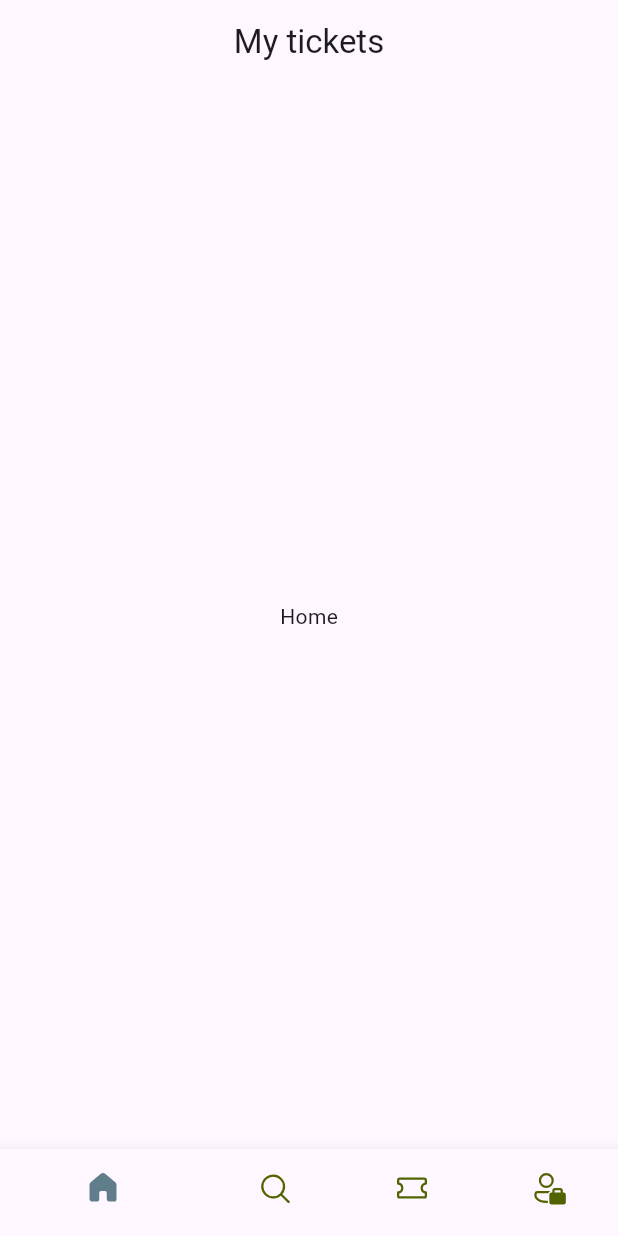
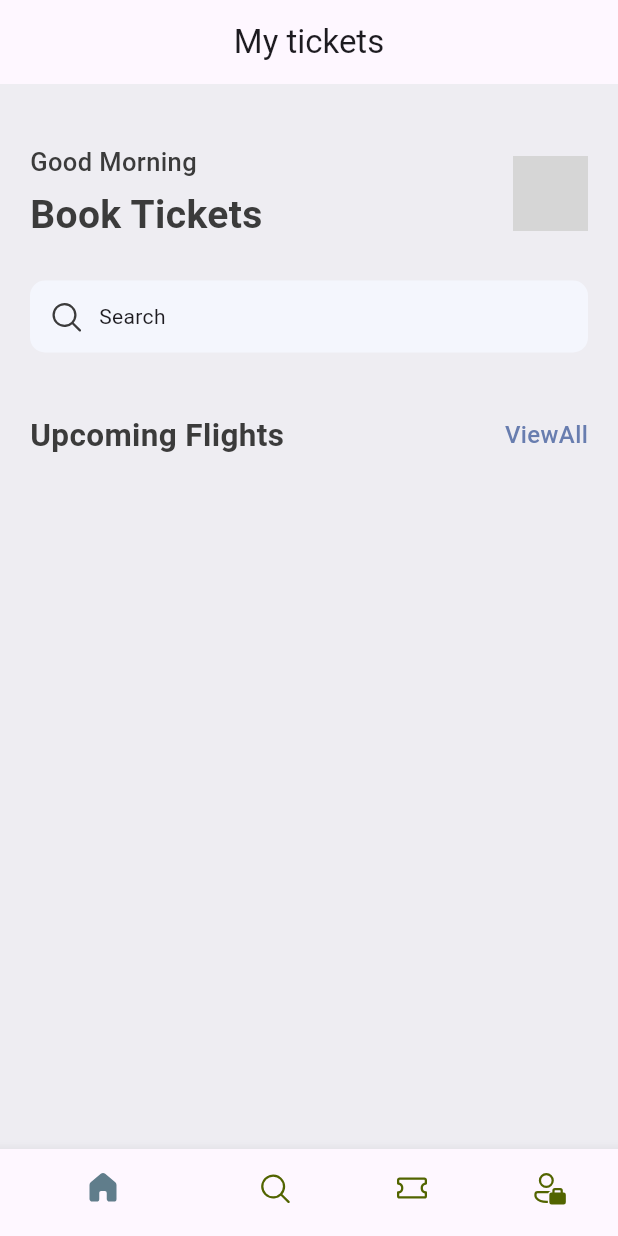
Before and after one commit to ChamikaGit/ticket-app-flutter, a Flutter app: the screen it shows after launch, on a phone screen of 412 x 824 dp. Run offline on Flutter 3.47's test engine with Material 3 defaults, Android fonts, the phone set to English and light mode, and no system bars; our stand-ins replace fluentui_icons; grey boxes are pictures that could not be loaded.

Commit message:
added the the home screen top ui changes and added some base classes too(style,media and custom widget)

```diff
--- a/lib/base/bottom_nav_bar.dart
+++ b/lib/base/bottom_nav_bar.dart
@@ -1,5 +1,6 @@
 import 'package:fluentui_icons/fluentui_icons.dart';
 import 'package:flutter/material.dart';
+import 'package:ticket_app/screens/home_screen.dart';
 
 class BottomNavBar extends StatefulWidget {
   const BottomNavBar({super.key});
@@ -10,8 +11,15 @@ class BottomNavBar extends StatefulWidget {
 
 class _BottomNavBarState extends State<BottomNavBar> {
   //list can iterated using it's index
+  // final appScreens = [
+  //   const Center(child: Text("Home")),
+  //   const Center(child: Text("Search")),
+  //   const Center(child: Text("Tickets")),
+  //   const Center(child: Text("Profile")),
+  // ];
+
   final appScreens = [
-    const Center(child: Text("Home")),
+    const HomeScreen(),
     const Center(child: Text("Search")),
     const Center(child: Text("Tickets")),
     const Center(child: Text("Profile")),
--- /dev/null
+++ b/lib/base/res/media.dart
@@ -0,0 +1,5 @@
+class AppMedia{
+  //const means in runtime it's not change and static means without class instance we can access the variable
+  static const _baseImage = "assets/images";
+  static const logo = "$_baseImage/logo.png";
+}
--- /dev/null
+++ b/lib/base/res/styles/app_styles.dart
@@ -0,0 +1,22 @@
+import 'package:flutter/material.dart';
+
+Color primary = const Color(0xFF687daf);
+
+class AppStyles {
+  static Color primaryColor = primary;
+  static Color textColor = const Color(0xFF3b3b3b);
+  static Color bgColor = const Color(0xFFeeedf2);
+
+  static TextStyle textStyle =
+  TextStyle(fontSize: 16, fontWeight: FontWeight.w500, color: textColor);//default textstyle
+
+  static TextStyle headLineStyle1 =
+      TextStyle(fontSize: 26, fontWeight: FontWeight.bold, color: textColor);
+
+  static TextStyle headLineStyle2 =
+      TextStyle(fontSize: 21, fontWeight: FontWeight.bold, color: textColor);
+
+  //not added const because color is not dynamic for this
+  static TextStyle headLineStyle3 =
+      TextStyle(fontSize: 17, fontWeight: FontWeight.w500, color: textColor);
+}
--- /dev/null
+++ b/lib/base/widgets/app_double_text.dart
@@ -0,0 +1,26 @@
+import 'package:flutter/cupertino.dart';
+import 'package:flutter/material.dart';
+
+import '../res/styles/app_styles.dart';
+
+class AppDoubleText extends StatelessWidget {
+  const AppDoubleText({super.key, required this.bigText, required this.smallText});
+  final String bigText;
+  final String smallText;
+
+  @override
+  Widget build(BuildContext context) {
+    return Row(
+      mainAxisAlignment: MainAxisAlignment.spaceBetween,
+      children: [
+        Text(bigText, style: AppStyles.headLineStyle2),
+        InkWell(onTap: (){
+
+        },
+        child: Text(smallText, style: AppStyles.textStyle.copyWith(
+          color: AppStyles.primaryColor
+        )))
+      ],
+    );
+  }
+}
--- a/lib/main.dart
+++ b/lib/main.dart
@@ -12,7 +12,8 @@ class MyAppTest extends StatelessWidget {
   @override
   Widget build(BuildContext context) {
     return const MaterialApp(
-      home: BottomNavBar()
+        debugShowCheckedModeBanner: false,
+        home: BottomNavBar()
     );
   }
 }
@@ -23,6 +24,7 @@ class MyApp extends StatelessWidget {
   @override
   Widget build(BuildContext context) {
     return MaterialApp(
+      debugShowCheckedModeBanner: false,
       title: 'Flutter Demo',
       theme: ThemeData(
         colorScheme: ColorScheme.fromSeed(seedColor: Colors.deepPurple),
--- /dev/null
+++ b/lib/screens/home_screen.dart
@@ -0,0 +1,67 @@
+import 'package:fluentui_icons/fluentui_icons.dart';
+import 'package:flutter/material.dart';
+import 'package:ticket_app/base/widgets/app_double_text.dart';
+
+import '../base/res/media.dart';
+import '../base/res/styles/app_styles.dart';
+
+class HomeScreen extends StatelessWidget {
+  const HomeScreen({super.key});
+
+  @override
+  Widget build(BuildContext context) {
+    return Scaffold(
+        backgroundColor: AppStyles.bgColor,
+        body: ListView(
+          children: [
+            const SizedBox(height:40),
+            Container(
+              padding: const EdgeInsets.symmetric(horizontal: 20),
+              child: Column(
+                children: [
+                  Row(
+                    mainAxisAlignment: MainAxisAlignment.spaceBetween,
+                    children: [
+                      Column(
+                        crossAxisAlignment: CrossAxisAlignment.start,
+                        children: [
+                          Text("Good Morning", style: AppStyles.headLineStyle3),
+                          const SizedBox(height: 5),
+                          Text("Book Tickets", style: AppStyles.headLineStyle1)
+                        ],
+                      ),
+                      Container(
+                        width: 50,
+                        height: 50,
+                        decoration: BoxDecoration(
+                            borderRadius: BorderRadius.circular(10),
+                            image: const DecorationImage(
+                                image: AssetImage(AppMedia.logo))),
+                      )
+                    ],
+                  ),
+                  const SizedBox(height: 25),
+                  Container(
+                    padding: const EdgeInsets.symmetric(horizontal: 12,vertical: 12), // this used for padding
+                    decoration: BoxDecoration(
+                      borderRadius: BorderRadius.circular(10),
+                      color: const Color(0xFFF4F6FD)
+                    ),
+                    child: const Row(
+                      children: [
+                        Icon(FluentSystemIcons.ic_fluent_search_regular,color: Color(0xFF3b3b3b)),
+                        SizedBox(width: 10),
+                        Text("Search")],
+                    ),
+                  ),
+                  const SizedBox(height:40),
+                  const AppDoubleText(bigText: "Upcoming Flights", smallText: "ViewAll"),
+
+                ],
+              ),
+            ),
+
+          ],
+        ));
+  }
+}
--- a/pubspec.yaml
+++ b/pubspec.yaml
@@ -60,9 +60,8 @@ flutter:
   uses-material-design: true
 
   # To add assets to your application, add an assets section, like this:
-  # assets:
-  #   - images/a_dot_burr.jpeg
-  #   - images/a_dot_ham.jpeg
+  assets:
+    - assets/images/logo.png
 
   # An image asset can refer to one or more resolution-specific "variants", see
   # https://flutter.dev/to/resolution-aware-images
```
